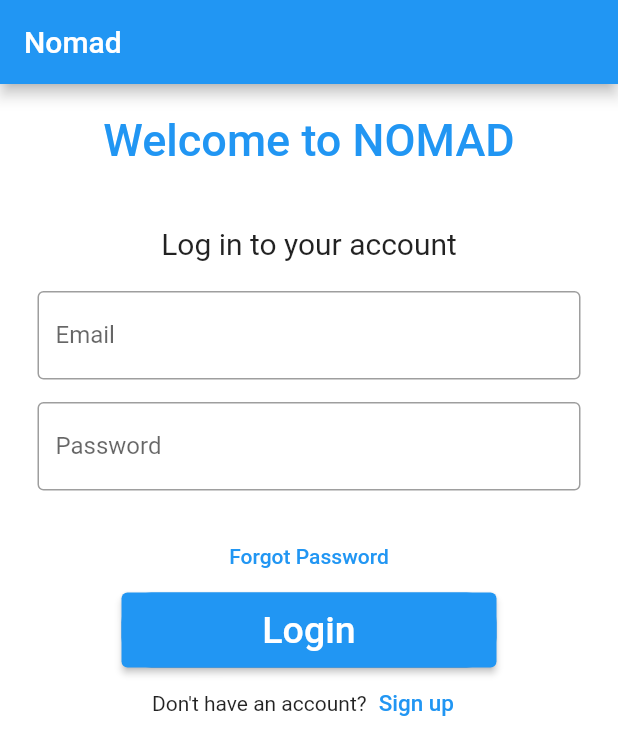
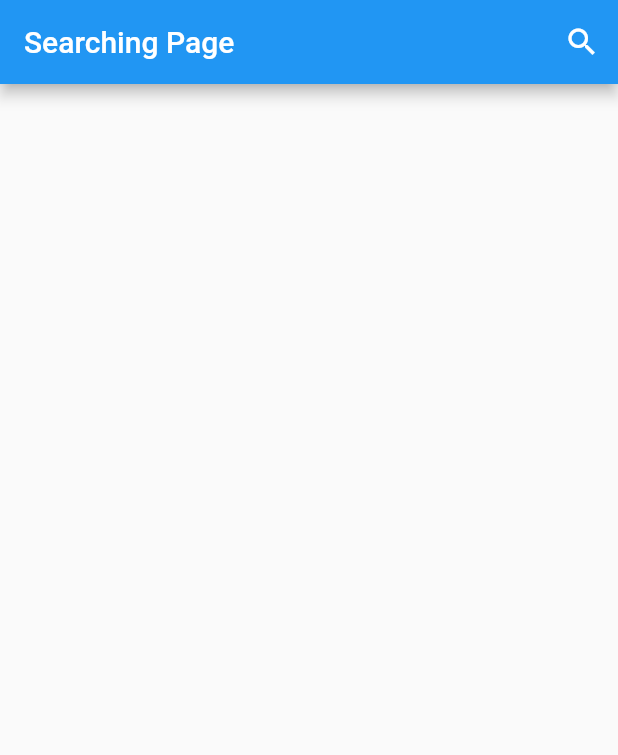
Before and after one commit to prakharjn28/TheNomad, a Flutter app: the screen it shows after launch, after a tap on "Login", on a phone screen of 412 x 824 dp. Shown: the top 755 px of the screen. Run offline on Flutter 3.47's test engine with Material 2 defaults, Android fonts, the phone set to English and light mode, and no system bars; our stand-ins replace go_router.

Commit message:
Added all the routes and fixed the flows

```diff
--- a/lib/main.dart
+++ b/lib/main.dart
@@ -13,10 +13,13 @@ void main() {
 class MyApp extends StatelessWidget {
   const MyApp({super.key});
 
-  // This widget is the root of your application.
   @override
   Widget build(BuildContext context) {
     return MaterialApp.router(
+      title: 'The Nomad',
+      theme: ThemeData(
+        primarySwatch: Colors.blue,
+      ),
       routerConfig: Routes.routes,
     );
   }
--- a/lib/provider/loginProvider.dart
+++ b/lib/provider/loginProvider.dart
@@ -2,9 +2,5 @@ import 'package:flutter/cupertino.dart';
 import 'package:TheNomad/models/loginModel.dart';
 
 class LoginProvider extends ChangeNotifier {
-  // void addTask(TaskModel task) {
-  //   _tasks.insert(0, task);
-  //   notifyListeners();
-  // }
-
+  // Check the values and authenticate it and return the token
 }
--- a/lib/routes.dart
+++ b/lib/routes.dart
@@ -1,14 +1,24 @@
+import 'package:TheNomad/screens/details.dart';
+import 'package:TheNomad/screens/homesearchview.dart';
 import 'package:TheNomad/screens/login_screen.dart';
 import 'package:TheNomad/screens/signup_screen.dart';
 import 'package:flutter/material.dart';
 import 'package:go_router/go_router.dart';
+
+import 'main.dart';
 
 class Routes {
   Routes._(); //this is to prevent anyone from instantiate this object
 
   static const String login = '/login';
   static const String signup = '/signup';
+  static const String search = '/search';
+  static const String home = '/home';
+  static const String details = '/details';
 
+
+  static const _title = "Searching Page";
+  static const _homeTitle ="Home Page";
   static final routes = GoRouter(
     initialLocation: login,
     routes: [
@@ -22,6 +32,20 @@ class Routes {
         path: signup,
         builder: (context, state) => const SignUpScreen(),
       ),
+      GoRoute(
+        path: search,
+        builder: (context, state) => const MySearchPage(title: _title),
+      ),
+      GoRoute(
+        path: home,
+        builder: (context, state) => const MyHomePage(title: _homeTitle),
+      ),
+      GoRoute(
+          path: details,
+          builder: (context, state) {
+            return DetailsPage(title: state.queryParams['states']);
+          }
+      ),
     ],
   );
 }
--- /dev/null
+++ b/lib/screens/homesearchview.dart
@@ -0,0 +1,45 @@
+
+/*
+* author: Giao U
+* Page: this create a searching view page to search for location
+* */
+
+import 'package:flutter/material.dart';
+import 'package:TheNomad/screens/search_delegate.dart';
+
+class MySearchPage extends StatefulWidget {
+  const MySearchPage({super.key, required this.title});
+
+  final String title;
+
+  @override
+  State<MySearchPage> createState() => _MySearchPageState();
+}
+
+class _MySearchPageState extends State<MySearchPage> {
+  @override
+  Widget build(BuildContext context) {
+    return Scaffold(
+      appBar: AppBar(
+        title: Text(widget.title),
+        actions: [
+          IconButton(
+              onPressed: (){
+                showSearch(
+                    context: context,
+                    delegate: CustomSearchDelegate(),
+                );
+              },
+              icon: const Icon(Icons.search),
+          ),
+        ],
+      ),
+      body: Center(
+        child: Column(
+          mainAxisAlignment: MainAxisAlignment.center,
+          children: <Widget>[],
+        ),
+      ),
+    );
+  }
+}
--- a/lib/screens/login_screen.dart
+++ b/lib/screens/login_screen.dart
@@ -93,8 +93,7 @@ class _LoginState extends State<Login> {
                   style: TextStyle(color: Colors.white, fontSize: 25),
                 ),
                 onPressed: () {
-                  // print(emailController.text);
-                  // print(passwordController.text);
+                  context.pushReplacement('/search');
                 },
               ),
             ),
--- /dev/null
+++ b/lib/screens/search_delegate.dart
@@ -0,0 +1,88 @@
+/*
+* author: Giao U
+* Page: searching delegate to get the queries and compare them
+* */
+import 'package:flutter/material.dart';
+import 'package:go_router/go_router.dart';
+
+class CustomSearchDelegate extends SearchDelegate{
+
+  List<String> searchTerms = [
+    'Japan',
+    'United State of America',
+    'Vietnam',
+    'India',
+    'Korea',
+    'Jordan',
+    'France',
+    'United Kingdom',
+  ];
+
+  @override
+  List<Widget>? buildActions(BuildContext context) {
+    return[
+      IconButton(
+          icon: const Icon(Icons.clear),
+        onPressed: (){
+            query ='';
+        },
+      ),
+    ];
+  }
+
+  @override
+  Widget? buildLeading(BuildContext context) {
+    return IconButton(
+        icon: const Icon(Icons.arrow_back),
+        onPressed: (){
+          close(context,null);
+        },
+      );
+  }
+
+  @override
+  Widget buildResults(BuildContext context) {
+    List<String> matchQuery = [];
+    for(var country in searchTerms){
+      if(country.toLowerCase().contains(query.toLowerCase())){
+        matchQuery.add(country);
+      }
+    }
+    return ListView.builder(
+      itemCount: matchQuery.length,
+      itemBuilder: (context,index){
+        var result = matchQuery[index];
+        return ListTile(
+          title: Center(child: Text(result,
+            style: const TextStyle(
+              fontWeight: FontWeight.w500, fontSize: 25.0),)),
+          tileColor: Colors.orangeAccent,
+          leading: const Icon(Icons.place),
+          onTap: () => context.push('/details?states=$result'),
+        );
+      },
+    );
+  }
+
+  @override
+  Widget buildSuggestions(BuildContext context) {
+    List<String> matchQuery = [];
+    for(var country in searchTerms){
+      if(country.toLowerCase().contains(query.toLowerCase())){
+        matchQuery.add(country);
+      }
+    }
+    return ListView.builder(
+      itemCount: matchQuery.length,
+      itemBuilder: (context,index){
+        var result = matchQuery[index];
+        return ListTile(
+          title: Text(result),
+          leading: const Icon(Icons.place),
+          onTap: () => context.push('/details?states=$result'),
+        );
+      },
+    );
+  }
+
+}
```
Also changed, not shown: lib/screens/details.dart (added, +20 -0 lines).
